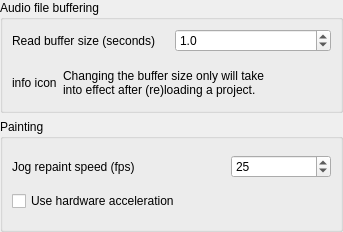
The window that src/traverso/ui/PerformanceConfigPage.ui (ErwanLegrand/Traverso-DAW) describes before a commit, drawn with Qt 5.
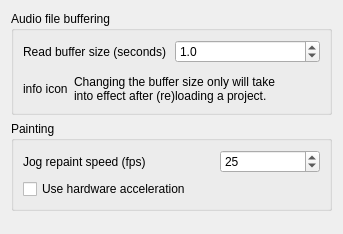
The same window after the commit.

Commit message: * cleanups in the settings pages, added Language selection dropdown box, though it's not storing the preference yet

```diff
--- a/src/traverso/ui/PerformanceConfigPage.ui
+++ b/src/traverso/ui/PerformanceConfigPage.ui
@@ -6,19 +6,13 @@
     <x>0</x>
     <y>0</y>
     <width>343</width>
-    <height>232</height>
+    <height>234</height>
    </rect>
   </property>
   <property name="windowTitle" >
    <string>Form</string>
   </property>
   <layout class="QVBoxLayout" >
-   <property name="margin" >
-    <number>0</number>
-   </property>
-   <property name="spacing" >
-    <number>6</number>
-   </property>
    <item>
     <widget class="QGroupBox" name="groupBox_2" >
      <property name="title" >
@@ -69,9 +63,7 @@
         <item>
          <widget class="QDoubleSpinBox" name="bufferTimeSpinBox" >
           <property name="sizePolicy" >
-           <sizepolicy>
-            <hsizetype>1</hsizetype>
-            <vsizetype>0</vsizetype>
+           <sizepolicy vsizetype="Fixed" hsizetype="Minimum" >
             <horstretch>0</horstretch>
             <verstretch>1</verstretch>
            </sizepolicy>
@@ -119,9 +111,7 @@
         <item>
          <widget class="QLabel" name="label_2" >
           <property name="sizePolicy" >
-           <sizepolicy>
-            <hsizetype>5</hsizetype>
-            <vsizetype>5</vsizetype>
+           <sizepolicy vsizetype="Preferred" hsizetype="Preferred" >
             <horstretch>1</horstretch>
             <verstretch>0</verstretch>
            </sizepolicy>
@@ -223,6 +213,19 @@
      </layout>
     </widget>
    </item>
+   <item>
+    <spacer>
+     <property name="orientation" >
+      <enum>Qt::Vertical</enum>
+     </property>
+     <property name="sizeHint" >
+      <size>
+       <width>20</width>
+       <height>40</height>
+      </size>
+     </property>
+    </spacer>
+   </item>
   </layout>
  </widget>
  <resources/>
```
Left out of the diff: 87 changed lines with no effect on the pictures. The commit also changes 9 other files.
